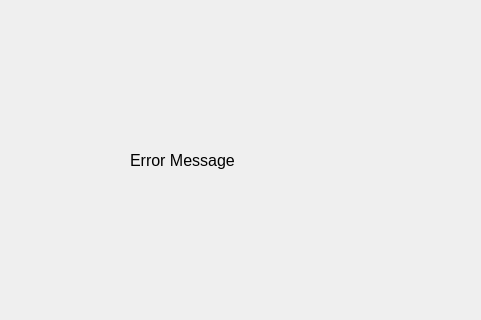
This is Project/Python Files/UIFiles/ErrorMessageDialog.ui in Parth-05/DATA-225-Final-Project as Qt 5 draws it before an edit; both pictures show x 290 to 771 and y 175 to 495 of the 1053 by 708 pixel window. The edited form follows.
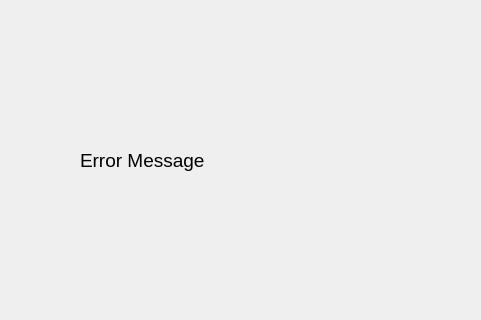
This is the edited form.

What changed in the file:
```diff
--- a/Project/Python Files/UIFiles/ErrorMessageDialog.ui
+++ b/Project/Python Files/UIFiles/ErrorMessageDialog.ui
@@ -16,15 +16,15 @@
   <widget class="QLabel" name="errorMessageLabel">
    <property name="geometry">
     <rect>
-     <x>420</x>
+     <x>370</x>
      <y>310</y>
-     <width>181</width>
+     <width>321</width>
      <height>51</height>
     </rect>
    </property>
    <property name="font">
     <font>
-     <pointsize>12</pointsize>
+     <pointsize>14</pointsize>
     </font>
    </property>
    <property name="text">
```
